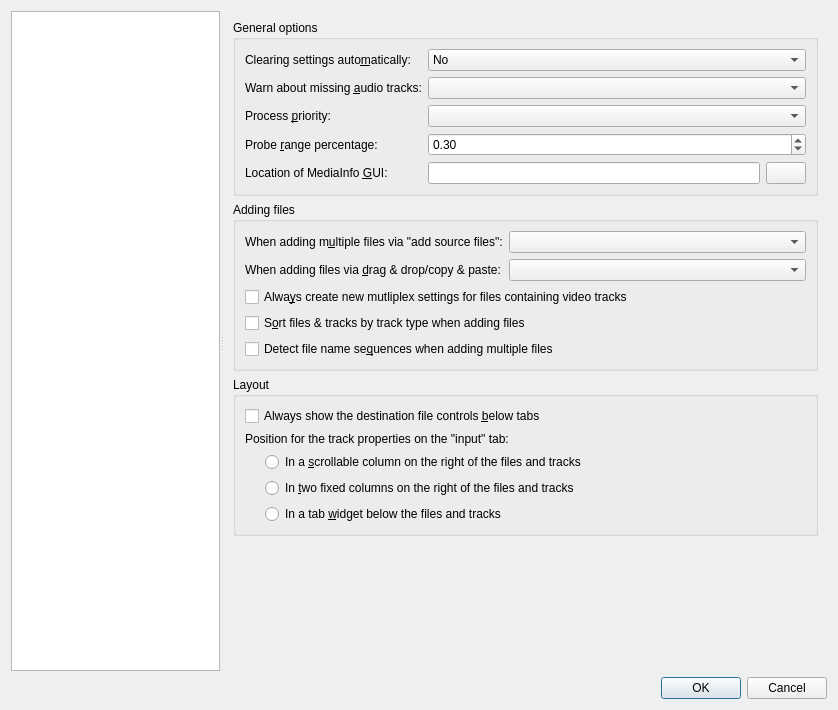
Old version of the form src/mkvtoolnix-gui/forms/main_window/preferences_dialog.ui in the repository jpsdr/MKVToolnix-Windows-7.
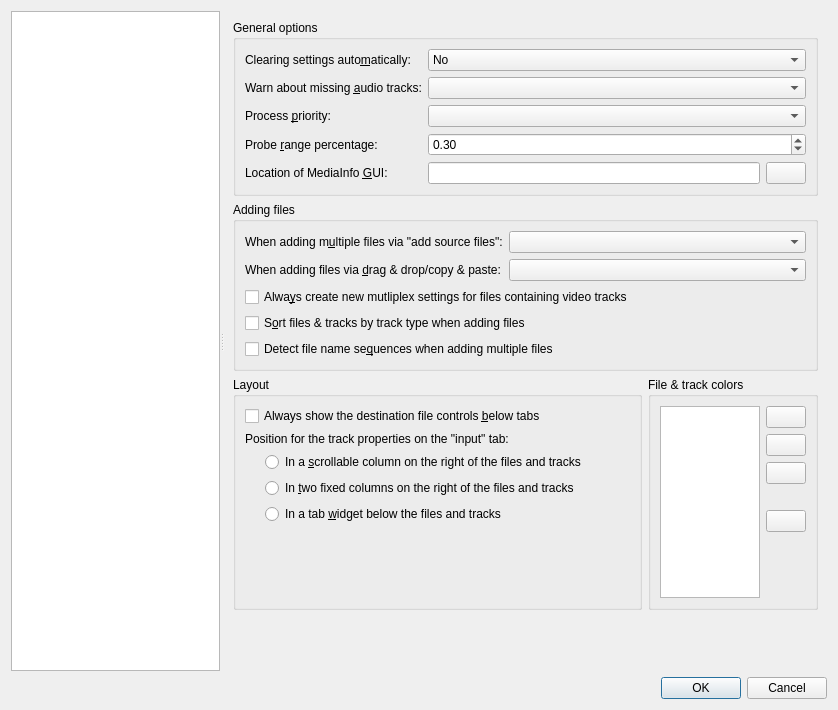
New version of the form. The open tabs and pages were chosen to show the change. Icons and pictures are not drawn. Custom widgets are drawn as their Qt base class.

Commit message: GUI: prefs: make file/track colors configurable

Diff of the .ui file:
```diff
--- a/src/mkvtoolnix-gui/forms/main_window/preferences_dialog.ui
+++ b/src/mkvtoolnix-gui/forms/main_window/preferences_dialog.ui
@@ -391,7 +391,7 @@
        </layout>
       </widget>
       <widget class="QWidget" name="pMergeGeneral">
-       <layout class="QVBoxLayout" name="verticalLayout_37">
+       <layout class="QVBoxLayout" name="verticalLayout_45">
         <item>
          <widget class="QGroupBox" name="groupBox_3">
           <property name="title">
@@ -604,7 +604,15 @@
          </widget>
         </item>
         <item>
+         <layout class="QHBoxLayout" name="horizontalLayout_17" stretch="1,0">
+          <item>
          <widget class="QGroupBox" name="groupBox_12">
+            <property name="sizePolicy">
+             <sizepolicy hsizetype="Preferred" vsizetype="Preferred">
+              <horstretch>0</horstretch>
+              <verstretch>0</verstretch>
+             </sizepolicy>
+            </property>
           <property name="title">
            <string>Layout</string>
           </property>
@@ -677,8 +685,162 @@
              </item>
             </layout>
            </item>
-          </layout>
-         </widget>
+             <item>
+              <spacer name="verticalSpacer_12">
+               <property name="orientation">
+                <enum>Qt::Vertical</enum>
+               </property>
+               <property name="sizeHint" stdset="0">
+                <size>
+                 <width>20</width>
+                 <height>40</height>
+                </size>
+               </property>
+              </spacer>
+             </item>
+            </layout>
+           </widget>
+          </item>
+          <item>
+           <widget class="QGroupBox" name="groupBox_24">
+            <property name="title">
+             <string>File &amp;&amp; track colors</string>
+            </property>
+            <layout class="QHBoxLayout" name="horizontalLayout_3">
+             <item>
+              <widget class="QListWidget" name="lwMFileColors">
+               <property name="sizePolicy">
+                <sizepolicy hsizetype="Fixed" vsizetype="Expanding">
+                 <horstretch>0</horstretch>
+                 <verstretch>0</verstretch>
+                </sizepolicy>
+               </property>
+               <property name="minimumSize">
+                <size>
+                 <width>100</width>
+                 <height>0</height>
+                </size>
+               </property>
+               <property name="maximumSize">
+                <size>
+                 <width>100</width>
+                 <height>16777215</height>
+                </size>
+               </property>
+               <property name="editTriggers">
+                <set>QAbstractItemView::NoEditTriggers</set>
+               </property>
+               <property name="dragEnabled">
+                <bool>true</bool>
+               </property>
+               <property name="dragDropMode">
+                <enum>QAbstractItemView::InternalMove</enum>
+               </property>
+               <property name="defaultDropAction">
+                <enum>Qt::MoveAction</enum>
+               </property>
+               <property name="selectionMode">
+                <enum>QAbstractItemView::ExtendedSelection</enum>
+               </property>
+              </widget>
+             </item>
+             <item>
+              <layout class="QVBoxLayout" name="verticalLayout_37">
+               <item>
+                <widget class="QPushButton" name="pbMAddFileColor">
+                 <property name="text">
+                  <string notr="true"/>
+                 </property>
+                 <property name="icon">
+                  <iconset resource="../../qt_resources.qrc">
+                   <normaloff>:/icons/16x16/list-add.png</normaloff>:/icons/16x16/list-add.png</iconset>
+                 </property>
+                </widget>
+               </item>
+               <item>
+                <widget class="QPushButton" name="pbMRemoveFileColors">
+                 <property name="text">
+                  <string notr="true"/>
+                 </property>
+                 <property name="icon">
+                  <iconset resource="../../qt_resources.qrc">
+                   <normaloff>:/icons/16x16/list-remove.png</normaloff>:/icons/16x16/list-remove.png</iconset>
+                 </property>
+                </widget>
+               </item>
+               <item>
+                <widget class="QPushButton" name="pbMEditFileColor">
+                 <property name="text">
+                  <string notr="true"/>
+                 </property>
+                 <property name="icon">
+                  <iconset resource="../../qt_resources.qrc">
+                   <normaloff>:/icons/16x16/document-edit.png</normaloff>:/icons/16x16/document-edit.png</iconset>
+                 </property>
+                </widget>
+               </item>
+               <item>
+                <spacer name="verticalSpacer">
+                 <property name="orientation">
+                  <enum>Qt::Vertical</enum>
+                 </property>
+                 <property name="sizeType">
+                  <enum>QSizePolicy::Fixed</enum>
+                 </property>
+                 <property name="sizeHint" stdset="0">
+                  <size>
+                   <width>20</width>
+                   <height>20</height>
+                  </size>
+                 </property>
+                </spacer>
+               </item>
+               <item>
+                <widget class="QPushButton" name="pbMRevertFileColorsToDefault">
+                 <property name="toolTip">
+                  <string>Revert to default colors</string>
+                 </property>
+                 <property name="text">
+                  <string notr="true"/>
+                 </property>
+                 <property name="icon">
+                  <iconset resource="../../qt_resources.qrc">
+                   <normaloff>:/icons/16x16/document-revert.png</normaloff>:/icons/16x16/document-revert.png</iconset>
+                 </property>
+                </widget>
+               </item>
+               <item>
+                <spacer name="verticalSpacer_7">
+                 <property name="orientation">
+                  <enum>Qt::Vertical</enum>
+                 </property>
+                 <property name="sizeHint" stdset="0">
+                  <size>
+                   <width>20</width>
+                   <height>0</height>
+                  </size>
+                 </property>
+                </spacer>
+               </item>
+              </layout>
+             </item>
+             <item>
+              <spacer name="horizontalSpacer_11">
+               <property name="orientation">
+                <enum>Qt::Horizontal</enum>
+               </property>
+               <property name="sizeHint" stdset="0">
+                <size>
+                 <width>0</width>
+                 <height>20</height>
+                </size>
+               </property>
+              </spacer>
+             </item>
+            </layout>
+           </widget>
+          </item>
+         </layout>
         </item>
         <item>
          <spacer name="verticalSpacer_3">
```
Left out of the diff: 5 changed lines with no effect on the pictures. Lines whose indentation alone changed are shown as unchanged. The commit also changes 12 other files.
